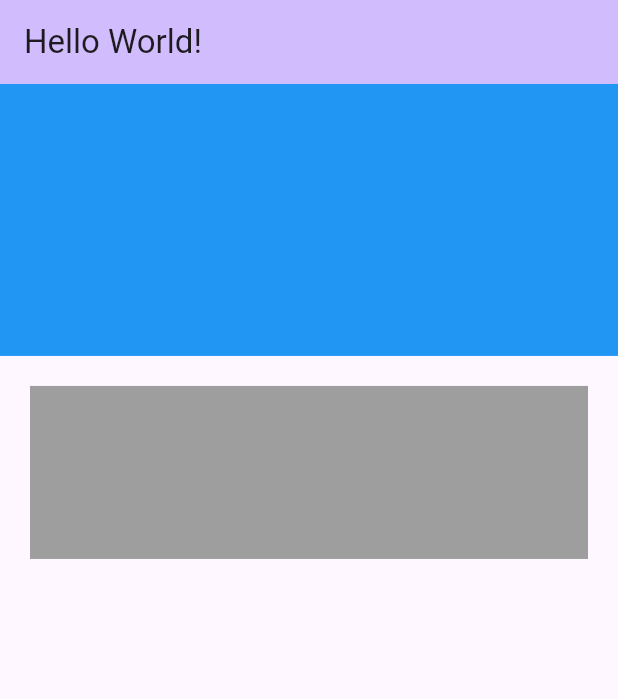
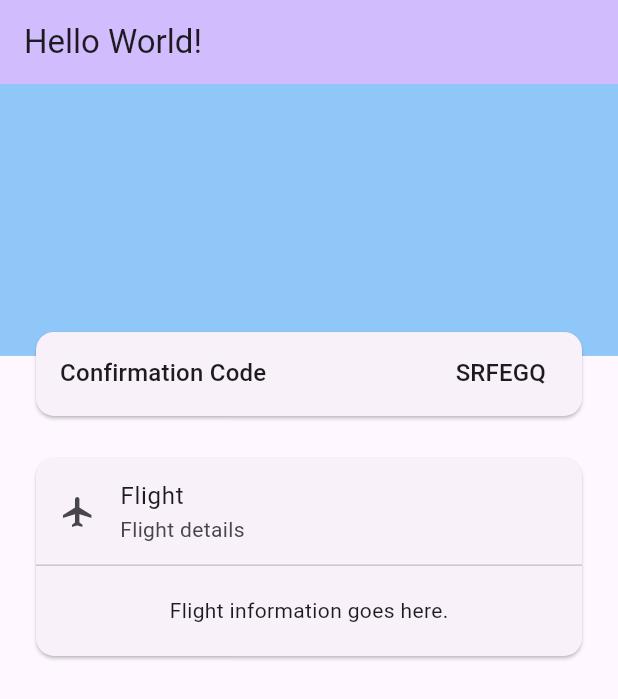
Before and after one commit to Pszione/flutter_arc_airlines, a Flutter app: the screen it shows after launch, on a phone screen of 412 x 824 dp. Shown: the top 699 px of the screen. Run offline on Flutter 3.47's test engine with Material 3 defaults, Android fonts, the phone set to English and light mode, and no system bars; our stand-ins replace gap.

Commit message:
wip - home page

```diff
--- a/lib/home_page.dart
+++ b/lib/home_page.dart
@@ -1,4 +1,7 @@
 import 'package:flutter/material.dart';
+import 'package:flutter_arc_airlines/core/core.dart';
+
+import 'core/ui/ui.dart';
 
 class MyHomePage extends StatefulWidget {
   const MyHomePage({super.key});
@@ -12,11 +15,13 @@ class _MyHomePageState extends State<MyHomePage> {
 
   @override
   Widget build(BuildContext context) {
-    final bannerHeight = MediaQuery.sizeOf(context).height * 0.22;
+    final bannerHeight = context.screenHeight * 0.22;
+    final overflowBannerGap =
+        bannerHeight - (defaultPadding * 2); // TODO: error handling
 
     return Scaffold(
       appBar: AppBar(
-        backgroundColor: Theme.of(context).colorScheme.inversePrimary,
+        backgroundColor: context.colorScheme.inversePrimary,
         title: Text('Hello World!'),
       ),
       body: Stack(
@@ -24,18 +29,48 @@ class _MyHomePageState extends State<MyHomePage> {
           Container(
             width: double.maxFinite,
             height: bannerHeight,
-            color: Colors.blue,
+            color: Colors.blue.withValues(alpha: .5),
           ),
           Center(
             child: Column(
               mainAxisAlignment: MainAxisAlignment.start,
+              spacing: defaultPadding,
               children: [
-                SizedBox(height: bannerHeight),
+                Gap(overflowBannerGap),
                 Container(
-                  margin: EdgeInsets.all(20),
-                  width: double.maxFinite,
-                  height: MediaQuery.sizeOf(context).height * 0.14,
-                  color: Colors.grey,
+                  margin: EdgeInsets.symmetric(horizontal: defaultPadding),
+                  child: Card(
+                    child: ListTile(
+                      title: Text(
+                        'Confirmation Code',
+                        style: context.textTheme.titleMedium,
+                      ),
+                      trailing: Text(
+                        'SRFEGQ', // TODO
+                        style: context.textTheme.titleMedium,
+                      ),
+                    ),
+                  ),
+                ),
+                Container(
+                  margin: EdgeInsets.symmetric(horizontal: defaultPadding),
+                  child: Card(
+                    child: Column(
+                      mainAxisSize: MainAxisSize.min,
+                      children: [
+                        ListTile(
+                          leading: Icon(Icons.flight),
+                          title: Text('Flight'),
+                          subtitle: Text('Flight details'),
+                        ),
+                        Divider(height: 0),
+                        Padding(
+                          padding: EdgeInsets.all(defaultPadding),
+                          child: Text('Flight information goes here.'),
+                        ),
+                      ],
+                    ),
+                  ),
                 ),
               ],
             ),
```
